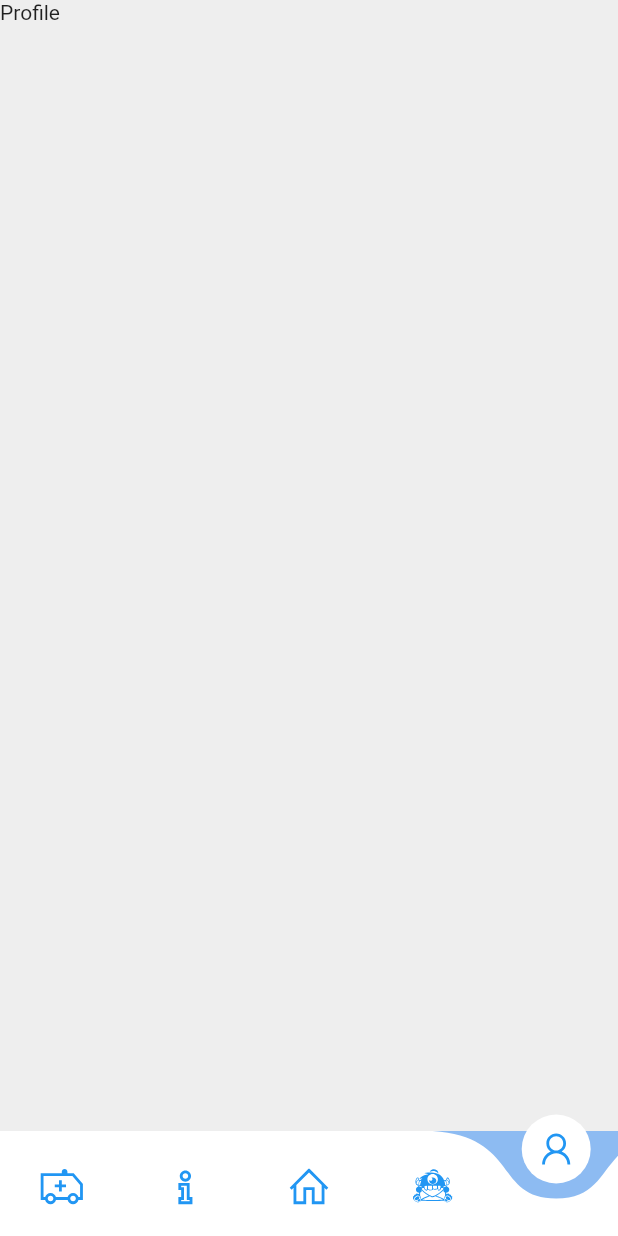
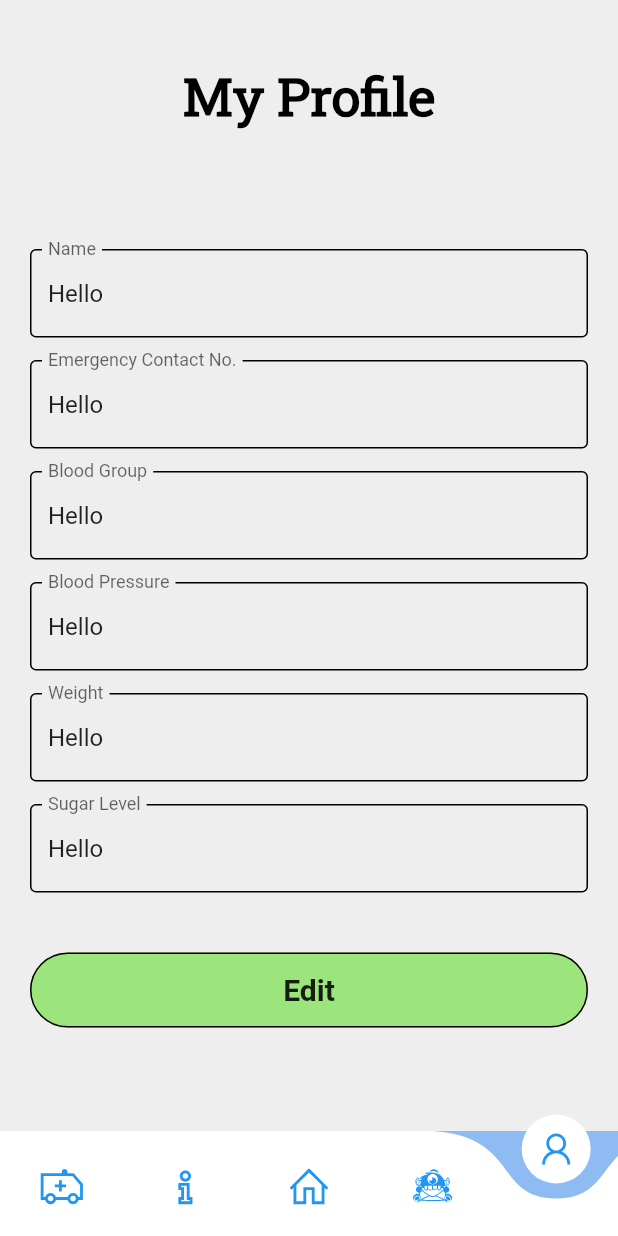
Before and after one commit to jemin007/mHealth, a Flutter app: the screen it shows once a user with an empty profile is signed in, item 5 of the bottom bar chosen, on a phone screen of 412 x 824 dp. Run offline on Flutter 3.47's test engine with Material 2 defaults, Android fonts, the phone set to English and light mode, and no system bars; drawn by our look-alikes of curved_navigation_bar; our stand-ins replace carousel_pro, cloud_firestore, firebase_auth, flutter_spinkit, line_awesome_icons; accounts and stored records are empty.

Commit message:
show user remaining

```diff
--- a/mhealth/lib/home/login.dart
+++ b/mhealth/lib/home/login.dart
@@ -1,6 +1,7 @@
 import 'package:flutter/material.dart';
 import 'package:mhealth/services/auth.dart';
 import 'package:mhealth/shared/constants.dart';
+import 'package:mhealth/shared/loading_widget.dart';
 
 class LoginPage extends StatefulWidget {
     final Function toggleView;
@@ -12,11 +13,12 @@ class LoginPage extends StatefulWidget {
 class _LoginPageState extends State<LoginPage> {
   final AuthService _auth = AuthService();
   String email, password, error = '';
+  bool loading = false;
 
   final _formKey = GlobalKey<FormState>();
   @override
   Widget build(BuildContext context) {
-    return Scaffold(
+    return loading ? Loading() : Scaffold(
       resizeToAvoidBottomInset: false,
       backgroundColor: Colors.white,
       appBar: AppBar(
@@ -88,9 +90,12 @@ class _LoginPageState extends State<LoginPage> {
                       minWidth: double.infinity,
                       onPressed: () async{
                         if(_formKey.currentState.validate()){
+                          setState(()=> loading = true);
                           dynamic result = await _auth.signInWithEmailAndPass(email, password);
                       if (result == null) {
+
                         setState(() {error = 'please enter valid information';
+                        loading = false;
                         });
                       }
                   }
--- a/mhealth/lib/home/signup.dart
+++ b/mhealth/lib/home/signup.dart
@@ -1,6 +1,7 @@
 import 'package:flutter/material.dart';
 import 'package:mhealth/services/auth.dart';
 import 'package:mhealth/shared/constants.dart';
+import 'package:mhealth/shared/loading_widget.dart';
 
 class SignUp extends StatefulWidget {
   final Function toggleView;
@@ -13,13 +14,14 @@ class _SignUpState extends State<SignUp> {
 
   String name, email, password, contact, bp, error, weight, sugar= '';
   String bog;
+  bool loading = false;
   final AuthService _auth = AuthService();
   final List<String> bloodgrp = ['A+', 'A-', 'B+', 'B-', 'O+', 'O-', 'AB+', 'AB-'];
   final _formKey = GlobalKey<FormState>();
 
   @override
   Widget build(BuildContext context) {
-    return Scaffold(
+    return loading ? Loading() : Scaffold(
       resizeToAvoidBottomInset: true,
       backgroundColor: Colors.white,
       appBar: AppBar(
@@ -155,9 +157,11 @@ class _SignUpState extends State<SignUp> {
                 onPressed: () async {
                   if(_formKey.currentState.validate()){
                     //name, bog, weight, bp, sugar, contact
+                    setState(() => loading = true);
                     dynamic result = await _auth.registerWithEmailAndPass(email, password);
                       if (result == null) {
                         setState(() {error = 'please enter valid information';
+                        loading = false;
                         });
                       }
 
--- /dev/null
+++ b/mhealth/lib/models/userlist.dart
@@ -0,0 +1,10 @@
+class UserData {
+  final String name;
+  final String contact;
+  final String bog;
+  final String bp;
+  final String sugar;
+  final String weight;
+
+  UserData({ this.name, this.contact, this.bog, this.bp, this.sugar, this.weight});
+}
--- a/mhealth/lib/pages/elements/textStyles.dart
+++ b/mhealth/lib/pages/elements/textStyles.dart
@@ -8,6 +8,13 @@ const infoHead = TextStyle(
 
 const infoSubHead = TextStyle(
   fontWeight: FontWeight.w500,
-                        fontSize: 15,
-                        color: Colors.black38,
+  fontSize: 15,
+  color: Colors.black38,
 );
+
+const pageHeader = TextStyle(
+  fontSize: 35.0,
+  fontWeight: FontWeight.w700,
+  color: Colors.black,
+  fontFamily: 'modak'
+);
--- /dev/null
+++ b/mhealth/lib/pages/elements/userHolder.dart
@@ -0,0 +1,115 @@
+import 'package:flutter/material.dart';
+import 'package:mhealth/shared/constants.dart';
+import 'package:provider/provider.dart';
+import 'package:mhealth/models/userlist.dart';
+
+class UserInfoHolder extends StatefulWidget {
+  @override
+  _UserInfoHolderState createState() => _UserInfoHolderState();
+}
+
+class _UserInfoHolderState extends State<UserInfoHolder> {
+  @override
+  Widget build(BuildContext context) {
+
+
+    void _showUpdateForm() {
+      showModalBottomSheet(
+        context: context,
+        builder: (context) {
+          return Container(
+            padding: EdgeInsets.symmetric(horizontal: 60, vertical: 20),
+            child: Text('bottom'),
+          );
+        });
+    }
+
+    final user = Provider.of<List<UserData>>(context);
+    user.forEach((element) {
+      print(element.name);
+      print(element.contact);
+    });
+    return Column(
+      children: <Widget>[
+        Padding(
+          padding: EdgeInsets.symmetric(horizontal: 20, vertical: 40),
+          child: Column(
+            children: <Widget>[
+              TextFormField(
+                controller: TextEditingController(text: "Hello"),
+                decoration: textInputDecoration.copyWith(labelText: 'Name'),
+                readOnly: true,
+              ),
+              SizedBox(
+                height: 15,
+              ),
+              TextFormField(
+                controller: TextEditingController(text: "Hello"),
+                decoration: textInputDecoration.copyWith(
+                    labelText: 'Emergency Contact No.'),
+                readOnly: true,
+              ),
+              SizedBox(
+                height: 15,
+              ),
+              TextFormField(
+                controller: TextEditingController(text: "Hello"),
+                decoration:
+                    textInputDecoration.copyWith(labelText: 'Blood Group'),
+                readOnly: true,
+              ),
+              SizedBox(
+                height: 15,
+              ),
+              TextFormField(
+                controller: TextEditingController(text: "Hello"),
+                decoration: textInputDecoration.copyWith(
+                    labelText: 'Blood Pressure', hintText: 'mm-Hg'),
+                readOnly: true,
+              ),
+              SizedBox(
+                height: 15,
+              ),
+              TextFormField(
+                controller: TextEditingController(text: "Hello"),
+                decoration: textInputDecoration.copyWith(
+                    labelText: 'Weight', hintText: 'Kg'),
+                readOnly: true,
+              ),
+              SizedBox(
+                height: 15,
+              ),
+              TextFormField(
+                controller: TextEditingController(text: "Hello"),
+                decoration: textInputDecoration.copyWith(
+                    labelText: 'Sugar Level', hintText: 'mg/dL'),
+                readOnly: true,
+              ),
+              SizedBox(
+                height: 40,
+              ),
+              MaterialButton(
+                color: Color(0xff9ce47c),
+                height: 50,
+                elevation: 0,
+                minWidth: double.infinity,
+                onPressed: () => _showUpdateForm(),
+                shape: RoundedRectangleBorder(
+                  side: BorderSide(color: Colors.black),
+                  borderRadius: BorderRadius.circular(50),
+                ),
+                child: Text(
+                  'Edit',
+                  style: TextStyle(
+                    fontWeight: FontWeight.w700,
+                    fontSize: 20,
+                  ),
+                ),
+              ),
+            ],
+          ),
+        ),
+      ],
+    );
+  }
+}
--- a/mhealth/lib/pages/profile.dart
+++ b/mhealth/lib/pages/profile.dart
@@ -1,4 +1,11 @@
 import 'package:flutter/material.dart';
+import 'package:mhealth/models/userlist.dart';
+import 'package:mhealth/pages/elements/textStyles.dart';
+import 'package:mhealth/pages/elements/userHolder.dart';
+import 'package:mhealth/services/auth.dart';
+import 'package:mhealth/services/database.dart';
+import 'package:provider/provider.dart';
+
 
 class Profile extends StatefulWidget {
   @override
@@ -6,10 +13,26 @@ class Profile extends StatefulWidget {
 }
 
 class _ProfileState extends State<Profile> {
+    String name, email, password, contact, bp, error, weight, sugar= '';
+  String bog;
+  bool loading = false;
+  final AuthService _auth = AuthService();
+  final List<String> bloodgrp = ['A+', 'A-', 'B+', 'B-', 'O+', 'O-', 'AB+', 'AB-'];
+  final _formKey = GlobalKey<FormState>();
   @override
   Widget build(BuildContext context) {
-    return Container(
-      child: Text('Profile'),
+    return StreamProvider<List<UserData>>.value(
+      value: DatabaseService().user,
+          child: SingleChildScrollView(
+        child: Column(
+          children: <Widget>[
+            SizedBox(height: 40,),
+            Text('My Profile', style: pageHeader),
+            SizedBox(height: 40,),
+            UserInfoHolder(),
+          ],
+        ),
+      ),
     );
   }
 }
--- a/mhealth/lib/services/database.dart
+++ b/mhealth/lib/services/database.dart
@@ -1,4 +1,5 @@
 import 'package:cloud_firestore/cloud_firestore.dart';
+import 'package:mhealth/models/userlist.dart';
 
 class DatabaseService{
 
@@ -17,4 +18,23 @@ DatabaseService({ this.uid });
       'sugar' : sugar,
     });
   }
+
+  List<UserData> _userFromSnapshot(QuerySnapshot snapshot) {
+    return snapshot.documents.map((doc) {
+      return UserData(
+        bog: doc.data['bog'] ?? '',
+        bp: doc.data['bp'] ?? '',
+        contact: doc.data['contact'] ?? '',
+        name: doc.data['name'] ?? '',
+        sugar: doc.data['sugar'] ?? '',
+        weight: doc.data['weight'] ?? '',
+        );
+    }).toList();
+  }
+
+  Stream<List<UserData>> get user {
+    return userData.snapshots().map(
+      _userFromSnapshot
+    );
+  }
 }
--- /dev/null
+++ b/mhealth/lib/shared/loading_widget.dart
@@ -0,0 +1,17 @@
+import 'package:flutter/material.dart';
+import 'package:flutter_spinkit/flutter_spinkit.dart';
+
+class Loading extends StatelessWidget {
+  @override
+  Widget build(BuildContext context) {
+    return Container(
+      color: Colors.transparent,
+      child: Center(
+        child: SpinKitWave(
+          color: Colors.blue,
+          size: 60,
+        ),
+      )
+    );
+  }
+}
```
Also changed, not shown: mhealth/lib/services/auth.dart (+6 -1 lines), mhealth/pubspec.yaml (+7 -15 lines).
